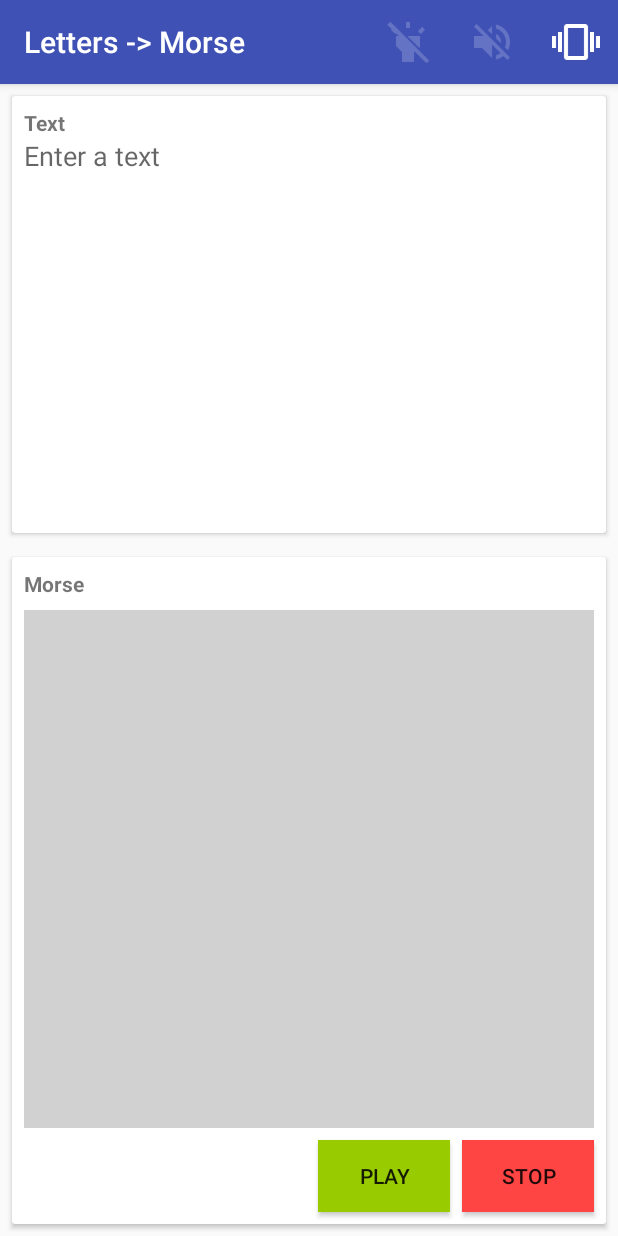
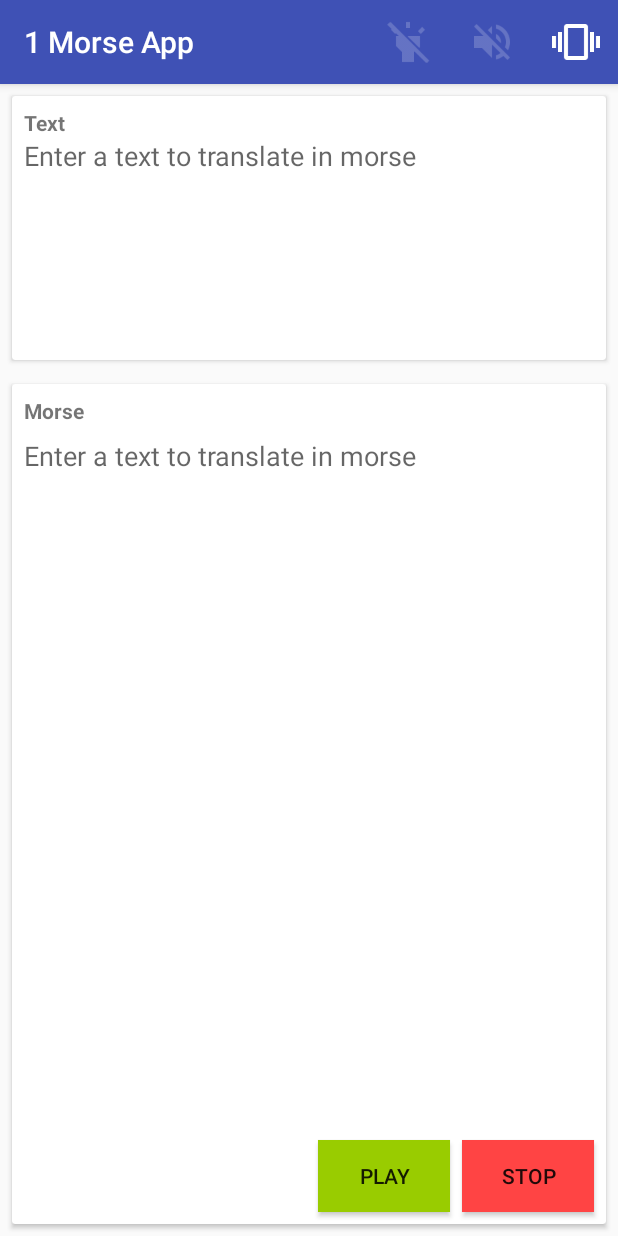
Before and after one commit to Loic-Dumas/MorseApp, an Android app: the screen it shows after launch (MainActivity), after a tap on "PLAY", on a phone screen of 412 x 824 dp. Run offline under Robolectric (Android 15) with nearby library versions, the phone set to English and light mode, and no system bars.

Commit message:
Add Edit Text for the morse Code

```diff
--- a/app/src/main/java/com/loic/morseapp/MainActivity.kt
+++ b/app/src/main/java/com/loic/morseapp/MainActivity.kt
@@ -3,15 +3,12 @@ package com.loic.morseapp
 import android.Manifest
 import android.content.Context
 import android.content.pm.PackageManager
-import android.graphics.Color
 import android.graphics.drawable.Drawable
 import android.os.Build
 import android.os.Bundle
 import android.os.Vibrator
 import android.text.Editable
-import android.text.SpannableString
 import android.text.TextWatcher
-import android.text.style.BackgroundColorSpan
 import android.view.Menu
 import android.view.MenuItem
 import android.view.inputmethod.InputMethodManager
@@ -38,10 +35,12 @@ class MainActivity : AppCompatActivity(), MorsePlayer.MorseOutputPlayer {
     }
 
     private val _morsePlayer = MorsePlayer()
-    private var _alphaTextToMorse = true
     private val _morseFlashPlayer: MorseFlashLightPlayerInterface by lazy { getCameraController() }
     private val _morseSoundPlayer: MorseSoundPlayer by lazy { MorseSoundPlayer(this) }
     private val _morseVibrationPlayer: MorseVibrationPlayer by lazy { MorseVibrationPlayer(this) }
+
+    private var _alphaEditTextHasFocus = false
+    private var _morseEditTextHasFocus = false
 
     private var _menu: Menu? = null
     private lateinit var _flashStatus: Status
@@ -91,12 +90,13 @@ class MainActivity : AppCompatActivity(), MorsePlayer.MorseOutputPlayer {
         //endregion
 
         //region Set the view (button, ...)
-        setButtonText()
-
-        etAlphaTextToTranslate.addTextChangedListener(onTextToTranslateChanged)
+        etAlphaTextToTranslate.addTextChangedListener(onAlphaToTranslateChanged)
+        etAlphaTextToTranslate.setOnFocusChangeListener { _, hasFocus -> _alphaEditTextHasFocus = hasFocus }
+        etMorseCodeToTranslate.addTextChangedListener(onMorseToTranslateChanged)
+        etMorseCodeToTranslate.setOnFocusChangeListener { _, hasFocus -> _morseEditTextHasFocus = hasFocus }
 
         btPlay.setOnClickListener {
-            _morsePlayer.play(tvMorseCode.text.toString())
+            _morsePlayer.play(etMorseCodeToTranslate.text.toString())
             if (currentFocus != null) {
                 val inputMethodManager = getSystemService(Context.INPUT_METHOD_SERVICE) as InputMethodManager
                 inputMethodManager.hideSoftInputFromWindow(currentFocus!!.windowToken, 0)
@@ -125,40 +125,42 @@ class MainActivity : AppCompatActivity(), MorsePlayer.MorseOutputPlayer {
         _morsePlayer.removeAllMorseOutputPlayer()
     }
 
-    private fun setButtonText() {
-        if (_alphaTextToMorse) {
-            supportActionBar?.title = getString(R.string.letters_to_morse)
-        } else {
-            supportActionBar?.title = getString(R.string.morse_to_letters)
-        }
-    }
+    /**
+     * TextWatcher used to translate the written alpha text into morse time the text change.
+     */
+    private val onAlphaToTranslateChanged = object : TextWatcher {
+        override fun onTextChanged(sequence: CharSequence?, p1: Int, p2: Int, p3: Int) {
+            if (_alphaEditTextHasFocus) {
+                _morsePlayer.stop()
 
-    /**
-     * TextWatcher used to translate the written text into morse or alpha every time the text imput
-     * is updated.
-     */
-    private val onTextToTranslateChanged = object : TextWatcher {
-        override fun onTextChanged(sequence: CharSequence?, p1: Int, p2: Int, p3: Int) {
-            _morsePlayer.stop()
-            convertText(sequence.toString())
+                etMorseCodeToTranslate.setText(MorseConverter.convertAlphaToMorse(sequence.toString()))
+            }
         }
 
         override fun afterTextChanged(p0: Editable?) {}
         override fun beforeTextChanged(p0: CharSequence?, p1: Int, p2: Int, p3: Int) {}
     }
 
-    private fun convertText(text: String) {
-        if (_alphaTextToMorse) {
-            tvMorseCode.text = MorseConverter.convertAlphaToMorse(text)
-        } else {
-            try {
-                tvMorseCode.text = MorseConverter.convertMorseToAlpha(text)
-            } catch (e: UnexpectedCharacterException) {
-                SingleToast.showShortToast(this, "${e.char} is forbidden, only - . and spaces are allowed.")
-            } catch (e: UnknownMorseCharacterException) {
-                SingleToast.showShortToast(this, "Impossible to recognize this Character : ${e.morseChar}")
+    /**
+     * TextWatcher used to translate the written morse code into alpha text time the text change.
+     */
+    private val onMorseToTranslateChanged = object : TextWatcher {
+        override fun onTextChanged(sequence: CharSequence?, p1: Int, p2: Int, p3: Int) {
+            if (_morseEditTextHasFocus) {
+                _morsePlayer.stop()
+
+                try {
+                    etAlphaTextToTranslate.setText(MorseConverter.convertMorseToAlpha(sequence.toString()))
+                } catch (e: UnexpectedCharacterException) {
+                    SingleToast.showShortToast(this@MainActivity, "${e.char} is forbidden, only - . and spaces are allowed.")
+                } catch (e: UnknownMorseCharacterException) {
+                    SingleToast.showShortToast(this@MainActivity, "Impossible to recognize this Character : ${e.morseChar}")
+                }
             }
         }
+
+        override fun afterTextChanged(p0: Editable?) {}
+        override fun beforeTextChanged(p0: CharSequence?, p1: Int, p2: Int, p3: Int) {}
     }
 
     //region Toolbar menu
@@ -336,20 +338,20 @@ class MainActivity : AppCompatActivity(), MorsePlayer.MorseOutputPlayer {
     }
 
     override fun onPlayerFinished() {
-        tvMorseCode.text = tvMorseCode.text.toString()
-
-        tvMorseCode.text = SpannableString(tvMorseCode.text.toString())
+//        tvMorseCode.text = tvMorseCode.text.toString()
+//
+//        tvMorseCode.text = SpannableString(tvMorseCode.text.toString())
     }
 
     override fun onTotalProgressChanged(progress: Float) {
     }
 
     override fun onMorseCharacterChanged(letterIndex: Int) {
-        if (letterIndex < tvMorseCode.text.length) {
-            val span = SpannableString(tvMorseCode.text.toString())
-            span.setSpan(BackgroundColorSpan(Color.GREEN), letterIndex, letterIndex + 1, 0)
-            tvMorseCode.text = span
-        }
+//        if (letterIndex < tvMorseCode.text.length) {
+//            val span = SpannableString(tvMorseCode.text.toString())
+//            span.setSpan(BackgroundColorSpan(Color.GREEN), letterIndex, letterIndex + 1, 0)
+//            tvMorseCode.text = span
+//        }
     }
     //endregion
 
--- a/app/src/main/res/layout/activity_main.xml
+++ b/app/src/main/res/layout/activity_main.xml
@@ -4,7 +4,9 @@
     xmlns:tools="http://schemas.android.com/tools"
     android:id="@+id/mainActivityCoordinatorLayout"
     android:layout_width="match_parent"
-    android:layout_height="match_parent">
+    android:layout_height="match_parent"
+    android:focusable="true"
+    android:focusableInTouchMode="true">
 
     <androidx.constraintlayout.widget.ConstraintLayout
         android:layout_width="match_parent"
@@ -16,7 +18,7 @@
             android:layout_width="wrap_content"
             android:layout_height="wrap_content"
             android:orientation="horizontal"
-            app:layout_constraintGuide_percent="0.4" />
+            app:layout_constraintGuide_percent="0.25" />
 
         <androidx.cardview.widget.CardView
             android:layout_width="0dp"
@@ -108,8 +110,8 @@
                     app:layout_constraintStart_toStartOf="parent"
                     app:layout_constraintTop_toTopOf="parent" />
 
-                <TextView
-                    android:id="@+id/tvMorseCode"
+                <EditText
+                    android:id="@+id/etMorseCodeToTranslate"
                     android:layout_width="0dp"
                     android:layout_height="0dp"
                     android:layout_marginStart="8dp"
@@ -117,9 +119,12 @@
                     android:layout_marginTop="8dp"
                     android:layout_marginEnd="8dp"
                     android:layout_marginBottom="8dp"
-                    android:background="@color/backgroundColor"
-                    android:textAppearance="@style/TextAppearance.AppCompat.Large"
-                    android:textIsSelectable="true"
+                    android:background="@null"
+                    android:ems="10"
+                    android:gravity="top|start"
+                    android:hint="@string/enter_a_text"
+                    android:importantForAutofill="no"
+                    android:inputType="textMultiLine"
                     app:layout_constraintBottom_toTopOf="@+id/btPlay"
                     app:layout_constraintEnd_toEndOf="parent"
                     app:layout_constraintStart_toStartOf="parent"
--- a/app/src/main/res/values/strings.xml
+++ b/app/src/main/res/values/strings.xml
@@ -2,7 +2,8 @@
     <string name="app_name">1 Morse App</string>
     <string name="morse_to_letters">Morse -> Letters</string>
     <string name="letters_to_morse">Letters -> Morse</string>
-    <string name="enter_a_text">Enter a text</string>
+    <string name="enter_a_text">Enter a text to translate in morse</string>
+    <string name="enter_morse">Enter a morse code to translate in text</string>
     <string name="flash_light">Flash Light</string>
     <string name="sound">Sound</string>
     <string name="vibration">Vibration</string>
```
Also changed, not shown: 1 other file.
